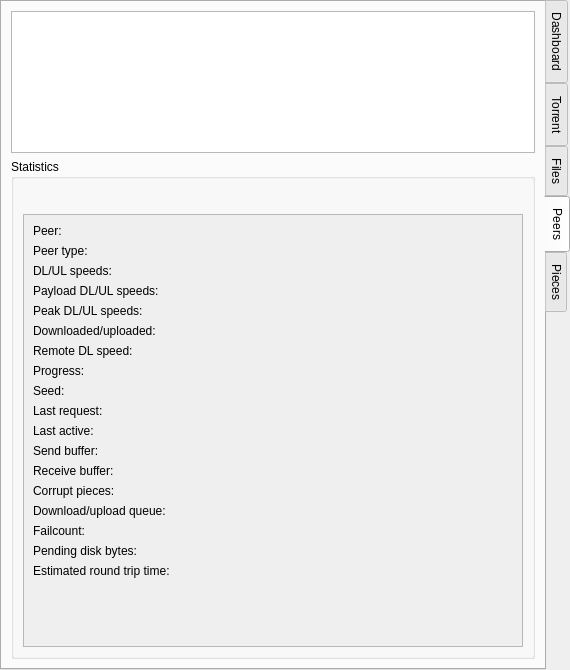
Before: the Qt Designer form src/plugins/bittorrent/tabwidget.ui in 0xd34df00d/leechcraft, drawn with Qt 5.
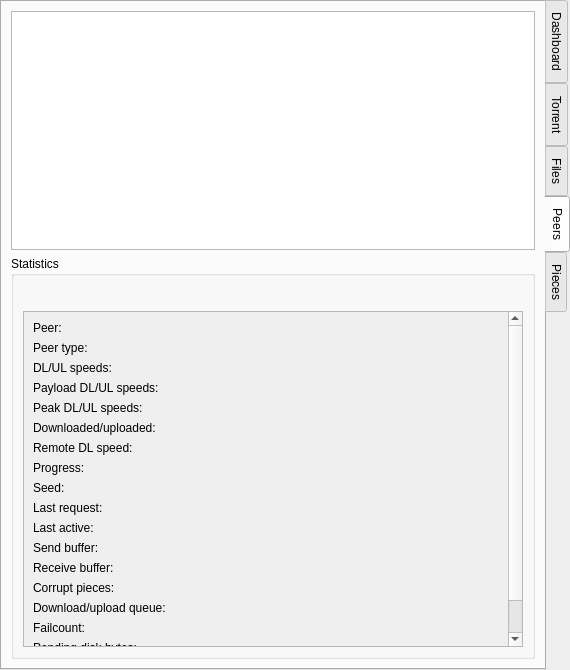
After: the same form once the commit is applied. The open tabs and pages were chosen to show the change. Custom widgets are drawn as their Qt base class.

Commit message: BitTorrent: Use persistent model indexes for peer tab.

```diff
--- a/src/plugins/bittorrent/tabwidget.ui
+++ b/src/plugins/bittorrent/tabwidget.ui
@@ -1581,12 +1581,6 @@
     </item>
     <item>
      <widget class="QGroupBox" name="groupBox_3">
-      <property name="minimumSize">
-       <size>
-        <width>0</width>
-        <height>500</height>
-       </size>
-      </property>
       <property name="title">
        <string>Statistics</string>
       </property>
@@ -1611,8 +1605,8 @@
            <rect>
             <x>0</x>
             <y>0</y>
-            <width>505</width>
-            <height>426</height>
+            <width>488</width>
+            <height>400</height>
            </rect>
           </property>
           <layout class="QFormLayout" name="formLayout_10">
```
The commit also changes 1 other file.
